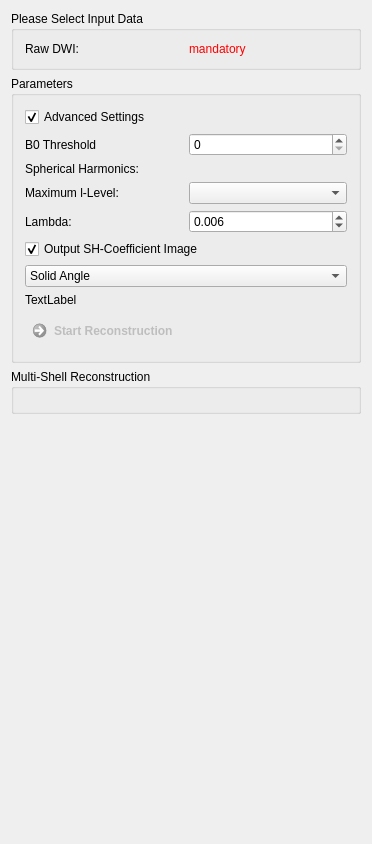
Above: Plugins/org.mitk.gui.qt.diffusionimaging.reconstruction/src/internal/QmitkQBallReconstructionViewControls.ui from MITK/MITK before the change. Below: the same form after it.
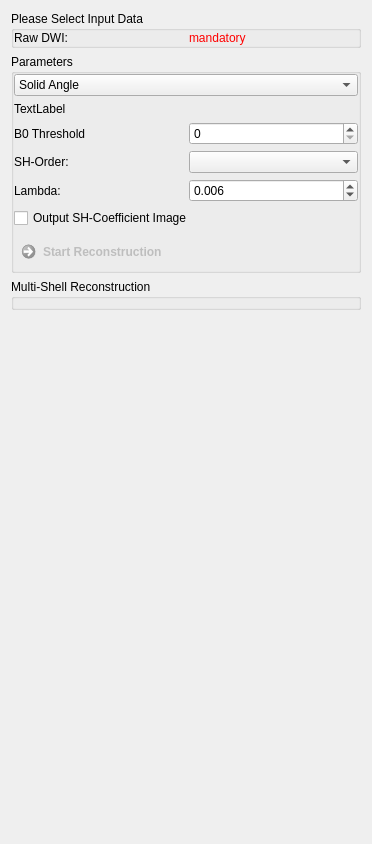
That is the form after the change.

Commit message: Refactor view layout

The edit to the form file:
```diff
--- a/Plugins/org.mitk.gui.qt.diffusionimaging.reconstruction/src/internal/QmitkQBallReconstructionViewControls.ui
+++ b/Plugins/org.mitk.gui.qt.diffusionimaging.reconstruction/src/internal/QmitkQBallReconstructionViewControls.ui
@@ -29,6 +29,18 @@
       <string>Please Select Input Data</string>
      </property>
      <layout class="QGridLayout" name="gridLayout">
+      <property name="leftMargin">
+       <number>0</number>
+      </property>
+      <property name="topMargin">
+       <number>0</number>
+      </property>
+      <property name="rightMargin">
+       <number>0</number>
+      </property>
+      <property name="bottomMargin">
+       <number>0</number>
+      </property>
       <item row="0" column="0">
        <widget class="QLabel" name="label">
         <property name="toolTip">
@@ -61,25 +73,6 @@
       <string>Parameters</string>
      </property>
      <layout class="QVBoxLayout" name="verticalLayout">
-      <item>
-       <widget class="QCheckBox" name="m_AdvancedCheckbox">
-        <property name="text">
-         <string>Advanced Settings</string>
-        </property>
-        <property name="checked">
-         <bool>true</bool>
-        </property>
-       </widget>
-      </item>
-      <item>
-       <widget class="QFrame" name="frame_2">
-        <property name="frameShape">
-         <enum>QFrame::NoFrame</enum>
-        </property>
-        <property name="frameShadow">
-         <enum>QFrame::Raised</enum>
-        </property>
-        <layout class="QGridLayout" name="gridLayout_5">
          <property name="leftMargin">
           <number>0</number>
          </property>
@@ -92,51 +85,56 @@
          <property name="bottomMargin">
           <number>0</number>
          </property>
-         <item row="0" column="0">
-          <widget class="QFrame" name="frame_3">
-           <property name="frameShape">
-            <enum>QFrame::NoFrame</enum>
-           </property>
-           <property name="frameShadow">
-            <enum>QFrame::Raised</enum>
-           </property>
-           <layout class="QGridLayout" name="gridLayout_4">
-            <property name="leftMargin">
-             <number>0</number>
-            </property>
-            <property name="topMargin">
-             <number>0</number>
-            </property>
-            <property name="rightMargin">
-             <number>0</number>
-            </property>
-            <property name="bottomMargin">
-             <number>0</number>
-            </property>
-            <item row="0" column="0">
-             <widget class="QLabel" name="m_QBallReconstructionThresholdLabel_2">
-              <property name="enabled">
-               <bool>true</bool>
-              </property>
+      <item>
+       <widget class="QComboBox" name="m_QBallReconstructionMethodComboBox">
+        <property name="currentIndex">
+         <number>2</number>
+        </property>
+        <item>
+         <property name="text">
+          <string>Numerical</string>
+         </property>
+        </item>
+        <item>
+         <property name="text">
+          <string>Standard</string>
+         </property>
+        </item>
+        <item>
+         <property name="text">
+          <string>Solid Angle</string>
+         </property>
+        </item>
+        <item>
+         <property name="text">
+          <string>Constraint Solid Angle</string>
+         </property>
+        </item>
+        <item>
+         <property name="text">
+          <string>ADC-Profile only</string>
+         </property>
+        </item>
+        <item>
+         <property name="text">
+          <string>Raw Signal only</string>
+         </property>
+        </item>
+        <item>
               <property name="text">
-               <string>B0 Threshold</string>
-              </property>
-              <property name="wordWrap">
-               <bool>false</bool>
-              </property>
-             </widget>
-            </item>
-            <item row="0" column="1">
-             <widget class="QSpinBox" name="m_QBallReconstructionThreasholdEdit">
-              <property name="maximum">
-               <number>10000</number>
+          <string>Multi-Shell</string>
+         </property>
+        </item>
+       </widget>
+      </item>
+      <item>
+       <widget class="QLabel" name="m_Description">
+        <property name="text">
+         <string>TextLabel</string>
               </property>
              </widget>
             </item>
-           </layout>
-          </widget>
-         </item>
-         <item row="1" column="0">
+      <item>
           <widget class="QFrame" name="m_ShFrame">
            <property name="frameShape">
             <enum>QFrame::NoFrame</enum>
@@ -178,7 +176,7 @@
                <property name="bottomMargin">
                 <number>0</number>
                </property>
-               <item row="3" column="0">
+            <item row="4" column="0">
                 <widget class="QLabel" name="m_QBallReconstructionLambdaTextLabel_2">
                  <property name="enabled">
                   <bool>true</bool>
@@ -194,40 +192,7 @@
                  </property>
                 </widget>
                </item>
-               <item row="2" column="0">
-                <widget class="QLabel" name="m_QBallReconstructionMaxLLevelTextLabel_2">
-                 <property name="enabled">
-                  <bool>true</bool>
-                 </property>
-                 <property name="text">
-                  <string>Maximum l-Level:</string>
-                 </property>
-                 <property name="wordWrap">
-                  <bool>false</bool>
-                 </property>
-                </widget>
-               </item>
-               <item row="2" column="1">
-                <widget class="QComboBox" name="m_QBallReconstructionMaxLLevelComboBox">
-                 <property name="enabled">
-                  <bool>true</bool>
-                 </property>
-                 <property name="currentIndex">
-                  <number>-1</number>
-                 </property>
-                </widget>
-               </item>
-               <item row="1" column="0">
-                <widget class="QLabel" name="label_2">
-                 <property name="enabled">
-                  <bool>true</bool>
-                 </property>
-                 <property name="text">
-                  <string>Spherical Harmonics:</string>
-                 </property>
-                </widget>
-               </item>
-               <item row="3" column="1">
+            <item row="4" column="1">
                 <widget class="QDoubleSpinBox" name="m_QBallReconstructionLambdaLineEdit">
                  <property name="decimals">
                   <number>3</number>
@@ -243,6 +208,49 @@
                  </property>
                 </widget>
                </item>
+            <item row="2" column="0">
+             <widget class="QLabel" name="m_QBallReconstructionMaxLLevelTextLabel_2">
+              <property name="enabled">
+               <bool>true</bool>
+              </property>
+              <property name="text">
+               <string>SH-Order:</string>
+              </property>
+              <property name="wordWrap">
+               <bool>false</bool>
+              </property>
+             </widget>
+            </item>
+            <item row="2" column="1">
+             <widget class="QComboBox" name="m_QBallReconstructionMaxLLevelComboBox">
+              <property name="enabled">
+               <bool>true</bool>
+              </property>
+              <property name="currentIndex">
+               <number>-1</number>
+              </property>
+             </widget>
+            </item>
+            <item row="1" column="0">
+             <widget class="QLabel" name="m_QBallReconstructionThresholdLabel_2">
+              <property name="enabled">
+               <bool>true</bool>
+              </property>
+              <property name="text">
+               <string>B0 Threshold</string>
+              </property>
+              <property name="wordWrap">
+               <bool>false</bool>
+              </property>
+             </widget>
+            </item>
+            <item row="1" column="1">
+             <widget class="QSpinBox" name="m_QBallReconstructionThreasholdEdit">
+              <property name="maximum">
+               <number>10000</number>
+              </property>
+             </widget>
+            </item>
               </layout>
              </widget>
             </item>
@@ -252,63 +260,11 @@
                <string>Output SH-Coefficient Image</string>
               </property>
               <property name="checked">
-               <bool>true</bool>
+            <bool>false</bool>
               </property>
              </widget>
             </item>
            </layout>
-          </widget>
-         </item>
-        </layout>
-       </widget>
-      </item>
-      <item>
-       <widget class="QComboBox" name="m_QBallReconstructionMethodComboBox">
-        <property name="currentIndex">
-         <number>2</number>
-        </property>
-        <item>
-         <property name="text">
-          <string>Numerical</string>
-         </property>
-        </item>
-        <item>
-         <property name="text">
-          <string>Standard</string>
-         </property>
-        </item>
-        <item>
-         <property name="text">
-          <string>Solid Angle</string>
-         </property>
-        </item>
-        <item>
-         <property name="text">
-          <string>Constraint Solid Angle</string>
-         </property>
-        </item>
-        <item>
-         <property name="text">
-          <string>ADC-Profile only</string>
-         </property>
-        </item>
-        <item>
-         <property name="text">
-          <string>Raw Signal only</string>
-         </property>
-        </item>
-        <item>
-         <property name="text">
-          <string>Multi-Shell</string>
-         </property>
-        </item>
-       </widget>
-      </item>
-      <item>
-       <widget class="QLabel" name="m_Description">
-        <property name="text">
-         <string>TextLabel</string>
-        </property>
        </widget>
       </item>
       <item>
@@ -347,7 +303,20 @@
      <property name="title">
       <string>Multi-Shell Reconstruction</string>
      </property>
-     <layout class="QVBoxLayout" name="verticalLayout_2"/>
+     <layout class="QVBoxLayout" name="verticalLayout_2">
+      <property name="leftMargin">
+       <number>0</number>
+      </property>
+      <property name="topMargin">
+       <number>0</number>
+      </property>
+      <property name="rightMargin">
+       <number>0</number>
+      </property>
+      <property name="bottomMargin">
+       <number>0</number>
+      </property>
+     </layout>
     </widget>
    </item>
    <item>
```
Left out of the diff: 3 changed lines with no effect on the pictures. Lines whose indentation alone changed are shown as unchanged. The commit also changes 12 other files.
